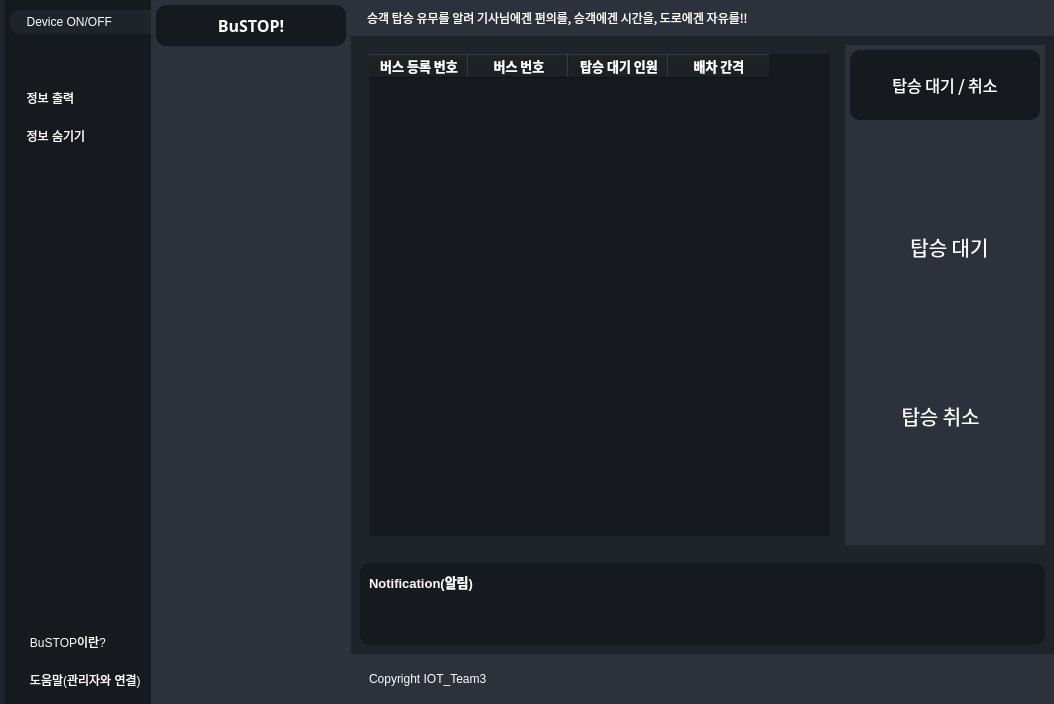
PKNU-IOT3/bustop_PyQT, file interface.ui: the form before one commit.
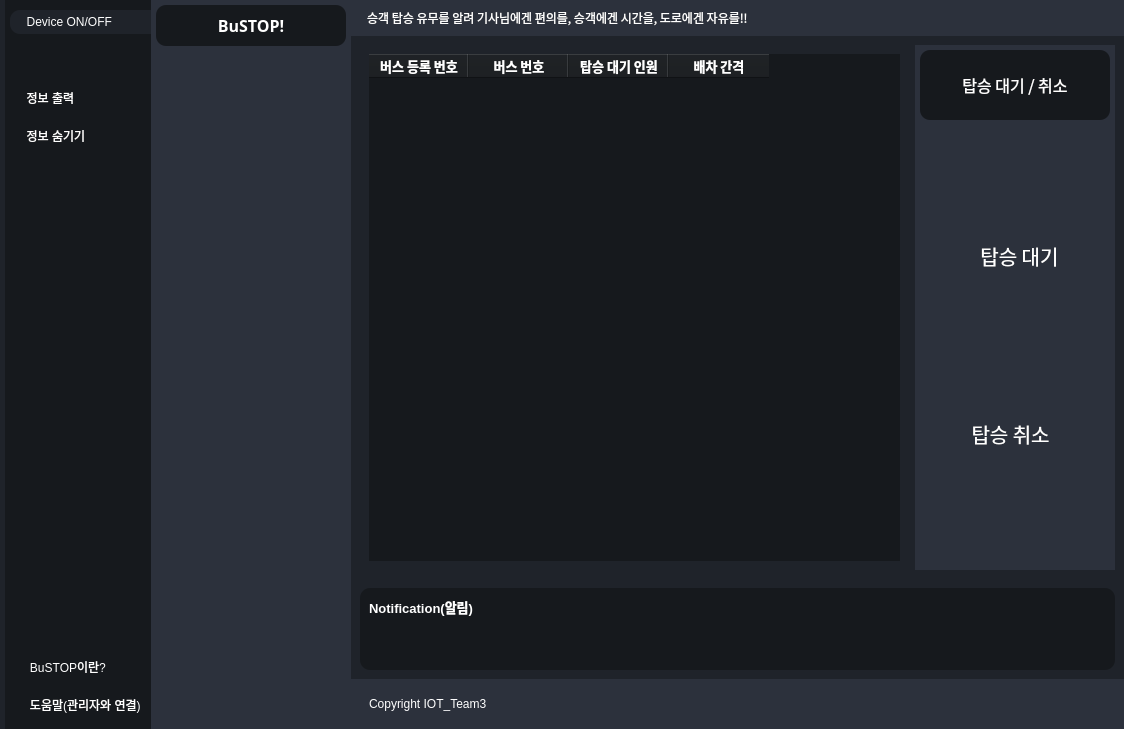
The form after the commit. Icons and pictures are not drawn.

```diff
--- a/interface.ui
+++ b/interface.ui
@@ -6,8 +6,8 @@
    <rect>
     <x>0</x>
     <y>0</y>
-    <width>1054</width>
-    <height>704</height>
+    <width>1124</width>
+    <height>729</height>
    </rect>
   </property>
   <property name="windowTitle">
@@ -732,9 +732,9 @@
                   <colorrole role="PlaceholderText">
                    <brush brushstyle="NoBrush">
                     <color alpha="128">
-                     <red>0</red>
-                     <green>0</green>
-                     <blue>0</blue>
+                     <red>255</red>
+                     <green>255</green>
+                     <blue>255</blue>
                     </color>
                    </brush>
                   </colorrole>
@@ -898,9 +898,9 @@
                   <colorrole role="PlaceholderText">
                    <brush brushstyle="NoBrush">
                     <color alpha="128">
-                     <red>0</red>
-                     <green>0</green>
-                     <blue>0</blue>
+                     <red>255</red>
+                     <green>255</green>
+                     <blue>255</blue>
                     </color>
                    </brush>
                   </colorrole>
```
Left out of the diff: 2 changed lines with no effect on the pictures.
